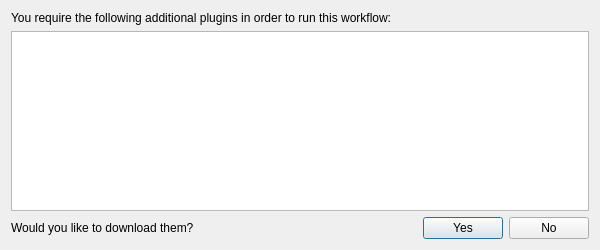
Before: the Qt Designer form src/mapclient/widgets/qt/plugindownloader.ui in MusculoskeletalAtlasProject/mapclient, drawn with Qt 5.
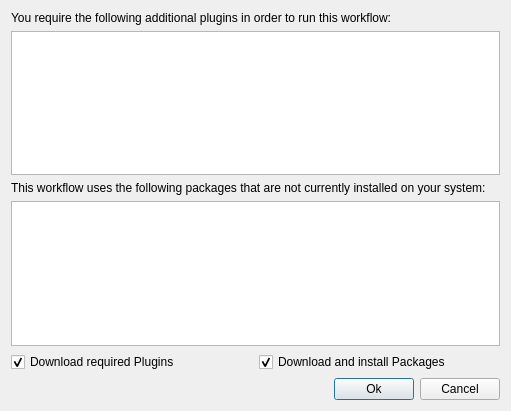
After: the same form once the commit is applied. Icons and pictures are not drawn.

The edit to the form file:
```diff
--- a/src/mapclient/widgets/qt/plugindownloader.ui
+++ b/src/mapclient/widgets/qt/plugindownloader.ui
@@ -6,13 +6,13 @@
    <rect>
     <x>0</x>
     <y>0</y>
-    <width>600</width>
-    <height>250</height>
+    <width>511</width>
+    <height>411</height>
    </rect>
   </property>
   <property name="minimumSize">
    <size>
-    <width>600</width>
+    <width>450</width>
     <height>250</height>
    </size>
   </property>
@@ -42,17 +42,47 @@
      <property name="dragDropOverwriteMode">
       <bool>false</bool>
      </property>
+     <property name="wordWrap">
+      <bool>true</bool>
+     </property>
     </widget>
    </item>
+   <item>
+    <widget class="QLabel" name="label_2">
+     <property name="text">
+      <string>This workflow uses the following packages that are not currently installed on your system:</string>
+     </property>
+    </widget>
+   </item>
+   <item>
+    <widget class="QListWidget" name="requiredDependencies"/>
+   </item>
+   <item>
+    <layout class="QHBoxLayout" name="horizontalLayout_2">
+     <item>
+      <widget class="QCheckBox" name="pluginDownload">
+       <property name="text">
+        <string>Download required Plugins</string>
+       </property>
+       <property name="checked">
+        <bool>true</bool>
+       </property>
+      </widget>
+     </item>
+     <item>
+      <widget class="QCheckBox" name="dependencyDownload">
+       <property name="text">
+        <string>Download and install Packages</string>
+       </property>
+       <property name="checked">
+        <bool>true</bool>
+       </property>
+      </widget>
+     </item>
+    </layout>
+   </item>
    <item>
     <layout class="QHBoxLayout" name="horizontalLayout">
-     <item>
-      <widget class="QLabel" name="downloadPrompt">
-       <property name="text">
-        <string>Would you like to download them?</string>
-       </property>
-      </widget>
-     </item>
      <item>
       <spacer name="horizontalSpacer">
        <property name="orientation">
@@ -69,14 +99,14 @@
      <item>
       <widget class="QPushButton" name="pushButtonYes">
        <property name="text">
-        <string>Yes</string>
+        <string>Ok</string>
        </property>
       </widget>
      </item>
      <item>
       <widget class="QPushButton" name="pushButtonNo">
        <property name="text">
-        <string>No</string>
+        <string>Cancel</string>
        </property>
       </widget>
      </item>
```
Left out of the diff: 2 changed lines with no effect on the pictures.
